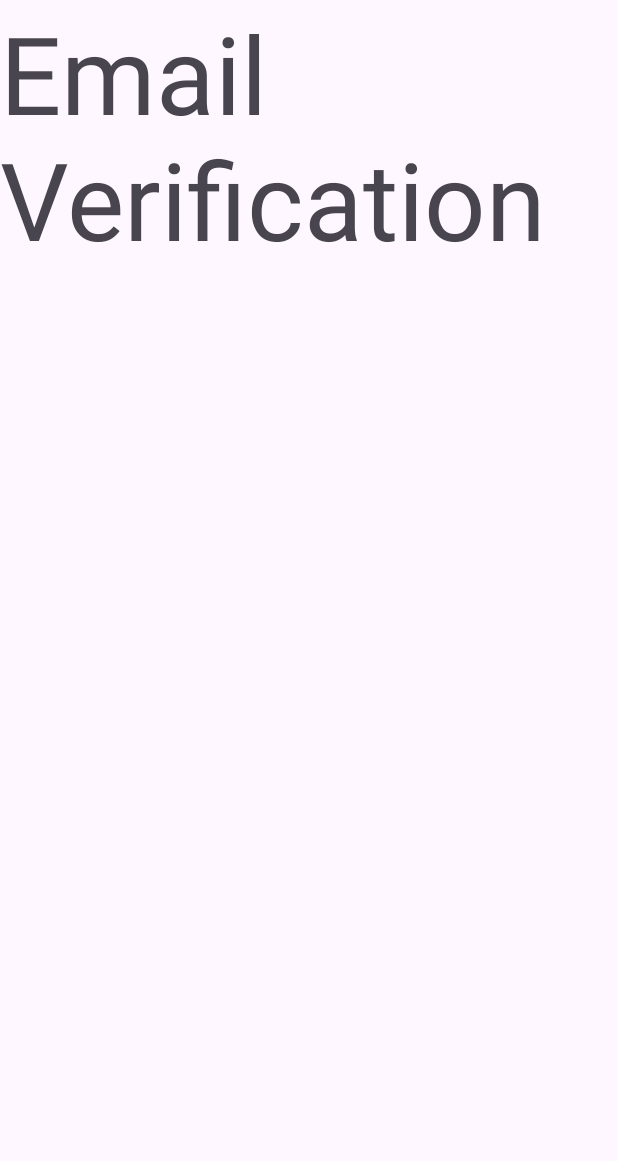
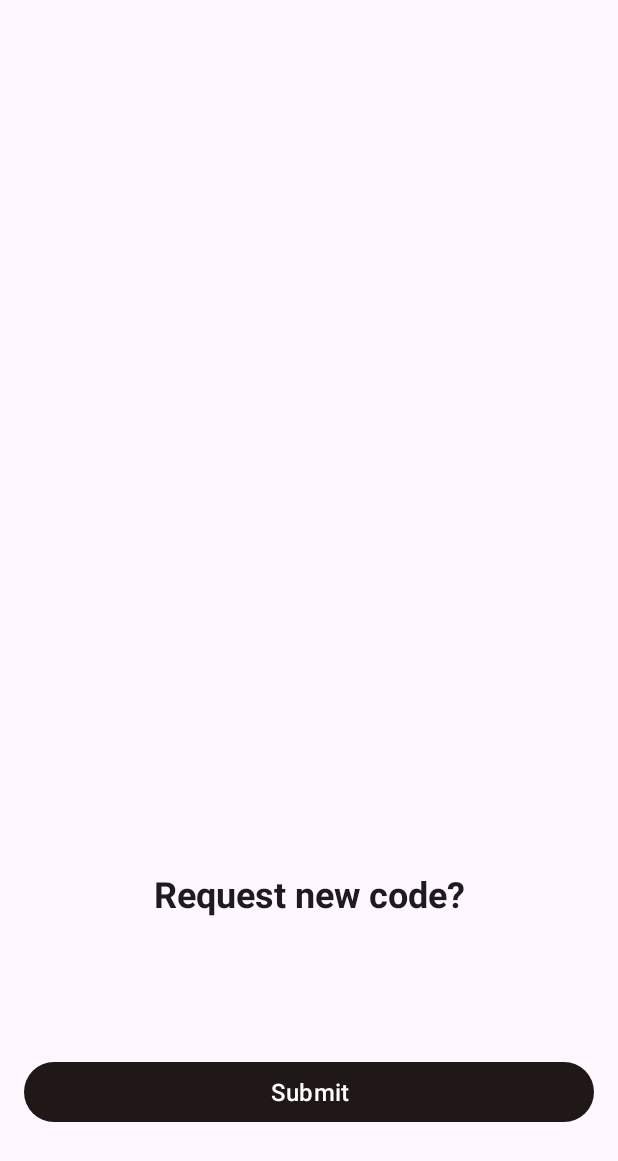
Before and after one commit to GADS2022-EduTeam14/Student-Staff-Attendance-System, an Android app: the EmailVerificationFragment screen opened through its navigation route, on a phone screen of 412 x 824 dp. Shown: the top 1161 px of the screen. Run offline under Robolectric (Android 15) with nearby library versions, the phone set to English and light mode, and no system bars.

Commit message:
worked on the pin entry edit text

```diff
--- a/app/build.gradle
+++ b/app/build.gradle
@@ -52,5 +52,6 @@ dependencies {
     androidTestImplementation 'androidx.test.espresso:espresso-core:3.5.0'
 
 
+    //verifycode edit text
 
 }
--- a/app/src/main/java/com/andela/eduteam14/android_app/core/ui/auth/EmailVerificationFragment.kt
+++ b/app/src/main/java/com/andela/eduteam14/android_app/core/ui/auth/EmailVerificationFragment.kt
@@ -4,6 +4,7 @@ import android.os.Bundle
 import android.view.LayoutInflater
 import android.view.View
 import android.view.ViewGroup
+import android.widget.Button
 import android.widget.TextView
 import androidx.fragment.app.Fragment
 import androidx.navigation.fragment.findNavController
@@ -18,7 +19,7 @@ class EmailVerificationFragment : Fragment(), UiAction {
     private var _binding: FragmentEmailVerificationBinding? = null
     private val binding get() = _binding
 
-    private lateinit var dummy: TextView
+    private lateinit var submitButton: Button
 
     override fun onCreateView(
         inflater: LayoutInflater,
@@ -34,11 +35,11 @@ class EmailVerificationFragment : Fragment(), UiAction {
         super.onViewCreated(view, savedInstanceState)
         initViews()
 
-        dummy.onClick { findNavController().navigate(R.id.action_emailVerificationFragment_to_loginFragment) }
+        submitButton.onClick { findNavController().navigate(R.id.action_emailVerificationFragment_to_loginFragment) }
     }
 
     override fun initViews() {
-        dummy = binding?.Dummy!!
+        submitButton = binding?.EmailVerificationSubmitBtn!!
     }
 
     override fun onDestroyComponents() {
--- a/app/src/main/java/com/andela/eduteam14/android_app/core/ui/auth/LoginFragment.kt
+++ b/app/src/main/java/com/andela/eduteam14/android_app/core/ui/auth/LoginFragment.kt
@@ -25,7 +25,6 @@ class LoginFragment : Fragment(), UiAction {
 
     private val binding get() = _binding
 
-    private lateinit var mainItem: TextView
 
     override fun onCreateView(
         inflater: LayoutInflater,
@@ -41,13 +40,9 @@ class LoginFragment : Fragment(), UiAction {
         super.onViewCreated(view, savedInstanceState)
         initViews()
 
-        mainItem.onClick { findNavController().navigate(R.id.action_loginFragment_to_registerFragment) }
-
-        mainItem.onLongClick { (activity as AuthActivity).goto(SchoolBaseActivity::class.java) }
     }
 
     override fun initViews() {
-        mainItem = binding?.MainItem!!
         ShowToast(requireContext())
     }
 
--- /dev/null
+++ b/app/src/main/java/com/andela/eduteam14/android_app/pinentry/PinEntryEditText.java
@@ -0,0 +1,253 @@
+package com.andela.eduteam14.android_app.pinentry;
+
+import android.annotation.SuppressLint;
+import android.content.Context;
+import android.content.res.ColorStateList;
+import android.graphics.Canvas;
+import android.graphics.Color;
+import android.graphics.Paint;
+import android.text.Editable;
+import android.util.AttributeSet;
+import android.util.TypedValue;
+import android.util.Xml;
+import android.view.ActionMode;
+import android.view.Menu;
+import android.view.MenuItem;
+import android.view.View;
+import android.widget.EditText;
+
+import androidx.annotation.Nullable;
+
+import com.andela.eduteam14.android_app.R;
+
+@SuppressLint("AppCompatCustomView")
+public class PinEntryEditText extends EditText {
+
+    private float mSpace = 24;
+    private float mCharSize = 0;
+    private float mNumChars = 5;
+
+    private float mMaxLength = 0;
+    private float mLineSpacing = 8;
+
+    private float mLineStroke = 2;
+    private Paint mLinesPaint;
+
+    int[][] mStates = new int[][]{
+            new int[]{android.R.attr.state_selected},
+            new int[]{android.R.attr.state_focused},
+            new int[]{-android.R.attr.state_focused},
+    };
+
+
+    int[] mColors = new int[3];
+
+    ColorStateList mColorStates = new ColorStateList(mStates, mColors);
+
+
+    private OnClickListener mClickListener;
+
+    public String XML_NAMESPACE_ANDROID = "http://schemas.android.com/apk/res/android";
+
+    public PinEntryEditText(Context context) {
+        super(context);
+    }
+
+    public PinEntryEditText(Context context, AttributeSet attrs) {
+        super(context, attrs);
+        init(context, attrs);
+    }
+
+    public PinEntryEditText(Context context, AttributeSet attrs, int defStyleAttr) {
+        super(context, attrs, defStyleAttr);
+        init(context, attrs);
+    }
+
+    public PinEntryEditText(Context context, AttributeSet attrs, int defStyleAttr, int defStyleRes) {
+        super(context, attrs, defStyleAttr, defStyleRes);
+        init(context, attrs);
+    }
+
+    private void init(Context context, AttributeSet attrs) {
+        setBackgroundResource(0);
+
+        float pixels =
+                context.getResources().getDisplayMetrics().density;
+
+        mLineStroke = pixels * mLineStroke;
+
+        mLinesPaint = new Paint(getPaint());
+
+        mLinesPaint.setStrokeWidth(mLineStroke);
+
+        mSpace = mSpace * pixels;
+
+        mLineSpacing = pixels * mLineSpacing;
+
+        mMaxLength = attrs.getAttributeIntValue(
+                XML_NAMESPACE_ANDROID, "maxLength", 5
+        );
+
+        mNumChars = mMaxLength;
+
+        TypedValue outValue = new TypedValue();
+
+        context.getTheme().resolveAttribute(
+                androidx.appcompat.R.attr.colorControlActivated,
+                outValue,
+                true
+        );
+
+        int colorActivated = outValue.data;
+
+        context.getTheme().resolveAttribute(
+                androidx.appcompat.R.attr.colorPrimary,
+                outValue,
+                true
+        );
+
+        int colorPrimary = outValue.data;
+
+        context.getTheme().resolveAttribute(
+                androidx.appcompat.R.attr.colorControlHighlight,
+                outValue,
+                true
+        );
+
+        int colorHighlight = outValue.data;
+
+        mColors[0] = colorActivated;
+        mColors[1] = colorPrimary;
+        mColors[2] = colorHighlight;
+
+
+        //disable copy and paste
+        super.setCustomSelectionActionModeCallback(
+                new ActionMode.Callback() {
+                    @Override
+                    public boolean onCreateActionMode(ActionMode mode, Menu menu) {
+                        return false;
+                    }
+
+                    @Override
+                    public boolean onPrepareActionMode(ActionMode mode, Menu menu) {
+                        return false;
+                    }
+
+                    @Override
+                    public boolean onActionItemClicked(ActionMode mode, MenuItem item) {
+                        return false;
+                    }
+
+                    @Override
+                    public void onDestroyActionMode(ActionMode mode) {
+
+                    }
+                }
+        );
+
+        //when tapped, move cursor to end of the text
+        super.setOnClickListener(new OnClickListener() {
+            @Override
+            public void onClick(View v) {
+                setSelection(getText().length());
+                if (mClickListener != null) {
+                    mClickListener.onClick(v);
+                }
+            }
+        });
+
+    }
+
+    @Override
+    public void setOnClickListener(@Nullable OnClickListener l) {
+        mClickListener = l;
+    }
+
+    @Override
+    public void setCustomSelectionActionModeCallback(ActionMode.Callback actionModeCallback) {
+        throw new RuntimeException(
+                "setCustomSelectionActionModeCallback() not supported."
+        );
+    }
+
+    @Override
+    protected void onDraw(Canvas canvas) {
+        //super.onDraw(canvas);
+
+        int availableWidth =
+                getWidth() - getPaddingRight() - getPaddingLeft();
+
+        if (mSpace < 0) {
+            mCharSize = (availableWidth / (mNumChars * 2 - 1));
+        } else {
+            mCharSize =
+                    (availableWidth - (mSpace * (mNumChars - 1))) / mNumChars;
+        }
+
+        int startX = getPaddingLeft();
+        int bottom = getHeight() - getPaddingBottom();
+
+        Editable text = getText();
+        int textLength = text.length();
+
+        float[] textWidths = new float[textLength];
+
+        getPaint().getTextWidths(getText(), 0, textLength, textWidths);
+
+        for (int i = 0; i < mNumChars; i++) {
+            updateColorForLines(i == textLength);
+            canvas.drawLine(
+                    startX,
+                    bottom,
+                    startX + mCharSize,
+                    bottom,
+                    mLinesPaint
+            );
+
+            if (getText().length() > i) {
+                float middle = startX + mCharSize / 2;
+
+                canvas.drawText(
+                        text,
+                        i,
+                        i + 1,
+                        middle - textWidths[0] / 2,
+                        bottom - mLineSpacing,
+                        getPaint()
+                );
+            }
+
+            if (mSpace < 0) {
+                startX += mCharSize * 2;
+            } else {
+                startX += mCharSize + mSpace;
+            }
+
+
+        }
+
+    }
+
+    private int getColorForState(int... states) {
+        return mColorStates.getColorForState(states, Color.GRAY);
+    }
+
+    private void updateColorForLines(boolean next) {
+        if (isFocused()) {
+            mLinesPaint.setColor(
+                    getColorForState(android.R.attr.state_focused)
+            );
+        }
+
+        if (next) {
+            mLinesPaint.setColor(
+                    getColorForState(android.R.attr.state_selected)
+            );
+        } else {
+            mLinesPaint.setColor(
+                    getColorForState(-android.R.attr.state_focused)
+            );
+        }
+    }
+}
--- a/app/src/main/res/layout/activity_base.xml
+++ b/app/src/main/res/layout/activity_base.xml
@@ -24,7 +24,7 @@
         app:backgroundTint="@color/white"
         app:elevation="8dp"
         app:itemIconTint="@color/grayDark"
-        app:itemIconSize="32dp"
+        app:itemIconSize="28dp"
         app:layout_constraintBottom_toBottomOf="parent"
         app:layout_constraintEnd_toEndOf="parent"
         app:layout_constraintStart_toStartOf="parent"
--- a/app/src/main/res/layout/activity_organization_base.xml
+++ b/app/src/main/res/layout/activity_organization_base.xml
@@ -23,7 +23,7 @@
         app:backgroundTint="@color/white"
         app:elevation="8dp"
         app:itemIconTint="@color/grayDark"
-        app:itemIconSize="32dp"
+        app:itemIconSize="28dp"
         app:layout_constraintBottom_toBottomOf="parent"
         app:layout_constraintEnd_toEndOf="parent"
         app:layout_constraintStart_toStartOf="parent"
--- a/app/src/main/res/layout/fragment_email_verification.xml
+++ b/app/src/main/res/layout/fragment_email_verification.xml
@@ -1,13 +1,43 @@
 <?xml version="1.0" encoding="utf-8"?>
 <androidx.constraintlayout.widget.ConstraintLayout xmlns:android="http://schemas.android.com/apk/res/android"
+    xmlns:app="http://schemas.android.com/apk/res-auto"
+    xmlns:tools="http://schemas.android.com/tools"
     android:layout_width="match_parent"
     android:layout_height="match_parent">
 
     <TextView
-        android:id="@+id/Dummy"
-        android:layout_width="match_parent"
-        android:layout_height="match_parent"
-        android:textSize="72sp"
-        android:text="Email Verification"/>
+        android:id="@+id/EmailVerificationRequestNewCode"
+        style="@style/TextAppearance.Material3.HeadlineSmall"
+        android:layout_width="0dp"
+        android:layout_height="wrap_content"
+        android:text="@string/request_new_code"
+        android:textStyle="bold"
+        android:textAlignment="center"
+        app:layout_constraintBottom_toTopOf="@+id/guideline5"
+        app:layout_constraintEnd_toEndOf="parent"
+        app:layout_constraintHorizontal_bias="0.5"
+        app:layout_constraintStart_toStartOf="parent" />
+
+    <Button
+        android:id="@+id/EmailVerificationSubmitBtn"
+        style="@style/Widget.Material3.Button"
+        android:layout_width="0dp"
+        android:layout_height="wrap_content"
+        android:layout_marginStart="16dp"
+        android:layout_marginEnd="16dp"
+        android:layout_marginBottom="72dp"
+        android:text="@string/submit"
+        android:textSize="16sp"
+        app:layout_constraintBottom_toBottomOf="parent"
+        app:layout_constraintEnd_toEndOf="parent"
+        app:layout_constraintHorizontal_bias="0.5"
+        app:layout_constraintStart_toStartOf="parent" />
+
+    <androidx.constraintlayout.widget.Guideline
+        android:id="@+id/guideline5"
+        android:layout_width="wrap_content"
+        android:layout_height="wrap_content"
+        android:orientation="horizontal"
+        app:layout_constraintGuide_end="212dp" />
 
 </androidx.constraintlayout.widget.ConstraintLayout>
--- a/app/src/main/res/values/strings.xml
+++ b/app/src/main/res/values/strings.xml
@@ -12,4 +12,6 @@
     <string name="attendance">Attendance</string>
     <string name="history">History</string>
     <string name="settings">Settings</string>
+    <string name="submit">Submit</string>
+    <string name="request_new_code">Request new code?</string>
 </resources>
--- a/build.gradle
+++ b/build.gradle
@@ -3,6 +3,7 @@
 buildscript {
     repositories {
         google()
+        mavenCentral()
     }
     dependencies {
         classpath("androidx.navigation:navigation-safe-args-gradle-plugin:2.5.3")
```
Also changed, not shown: app/src/main/res/layout/fragment_login.xml (+18 -5 lines).
